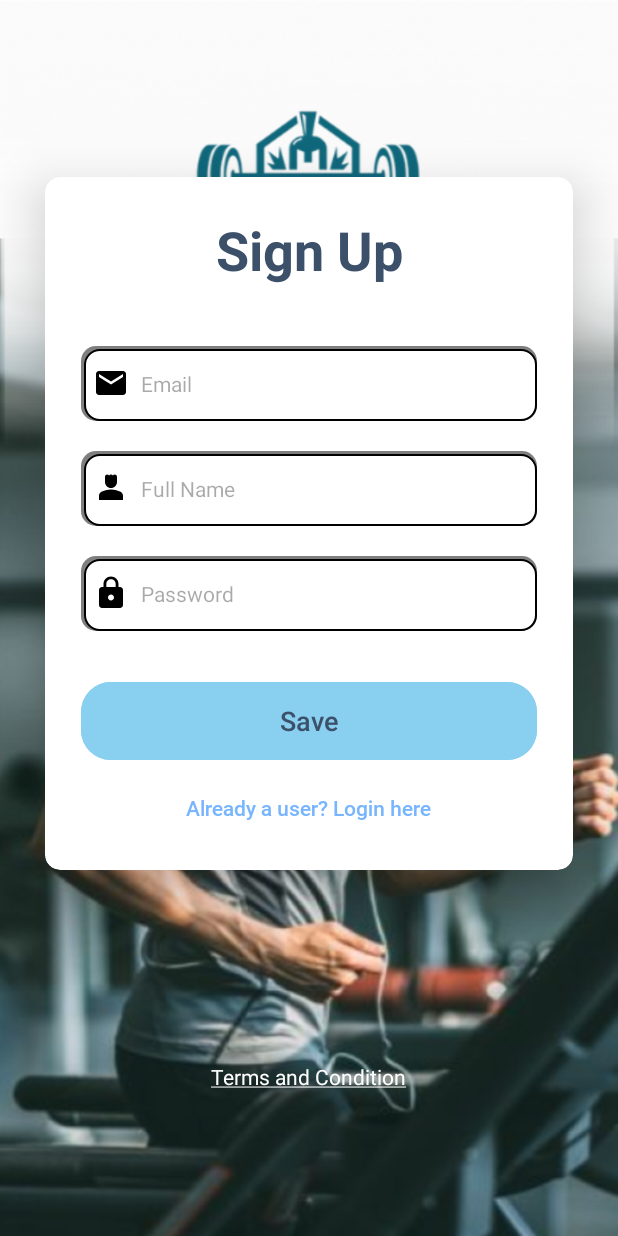
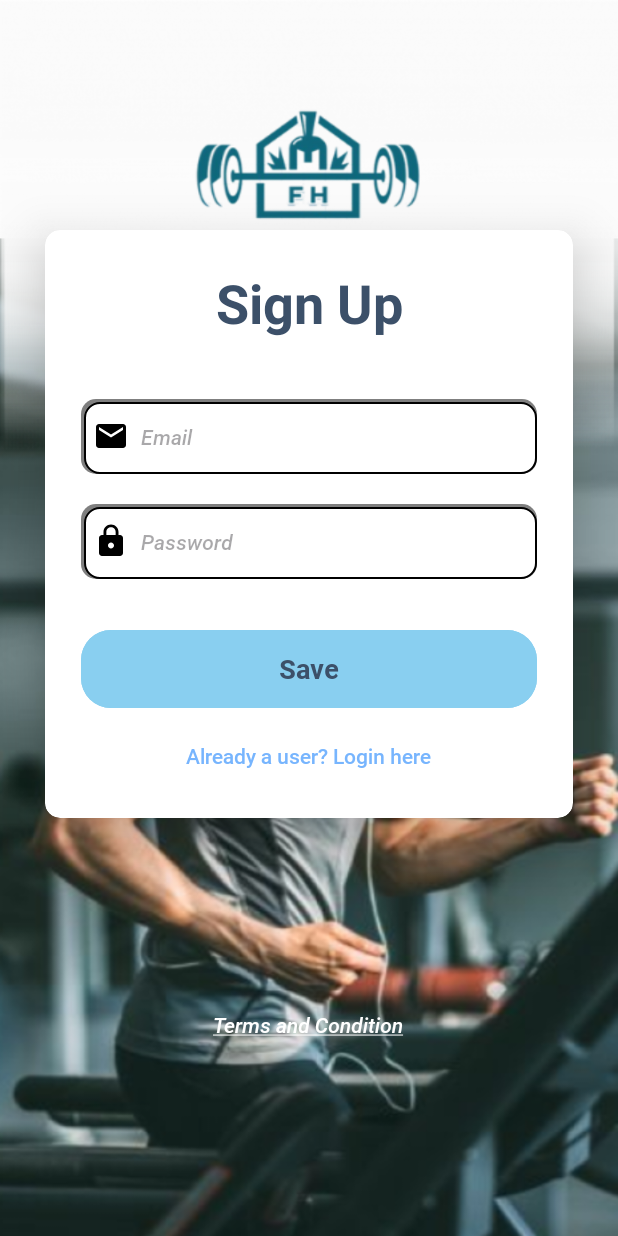
Before and after one commit to kimalfredmolina/FitHub-Set-Workout-Tracker, an Android app: the SignUpForm screen opened directly, with no data from a screen before it, on a phone screen of 412 x 824 dp. Run offline under Robolectric (Android 15) with nearby library versions, the phone set to English and light mode, and no system bars; our stand-ins replace Firebase (no records; nobody signed in at launch, a user with empty details on screens opened directly).

Commit message:
Added Family fonts back

```diff
--- a/app/src/main/res/layout/activity_sign_up_form.xml
+++ b/app/src/main/res/layout/activity_sign_up_form.xml
@@ -46,6 +46,7 @@
                 android:drawableLeft="@drawable/baseline_email_24"
                 android:drawablePadding="8dp"
                 android:hint="@string/email"
+                android:fontFamily="@font/mediumitalic"
                 android:inputType="textEmailAddress"
                 android:padding="8dp"
                 android:textColor="@color/black"
@@ -56,25 +57,12 @@
                 android:layout_width="match_parent"
                 android:layout_height="50dp"
                 android:textSize="14sp"
-                android:id="@+id/name"
-                android:background="@drawable/custom_login"
-                android:drawableLeft="@drawable/baseline_person_4_24"
-                android:drawablePadding="8dp"
-                android:hint="@string/name"
-                android:padding="8dp"
-                android:textColor="@color/black"
-                android:textColorHighlight="@color/cardview_dark_background"
-                android:layout_marginTop="20dp" />
-
-            <EditText
-                android:layout_width="match_parent"
-                android:layout_height="50dp"
-                android:textSize="14sp"
                 android:id="@+id/password"
                 android:background="@drawable/custom_login"
                 android:drawableLeft="@drawable/baseline_lock_24"
                 android:drawablePadding="8dp"
                 android:hint="@string/pass"
+                android:fontFamily="@font/mediumitalic"
                 android:padding="8dp"
                 android:inputType="textPassword"
                 android:textColor="@color/black"
@@ -86,6 +74,7 @@
                 android:layout_height="60dp"
                 android:id="@+id/loginButton"
                 android:text="@string/save"
+                android:fontFamily="@font/bold"
                 android:textSize="18sp"
                 android:layout_marginTop="30dp"
                 android:textColor="@color/dark_blue"
@@ -113,6 +102,7 @@
         android:layout_height="wrap_content"
         android:padding="8dp"
         android:text="@string/terms"
+        android:fontFamily="@font/mediumitalic"
         android:textSize="14sp"
         android:textAlignment="center"
         android:id="@+id/terms"
--- a/app/src/main/res/values/strings.xml
+++ b/app/src/main/res/values/strings.xml
@@ -38,7 +38,6 @@
     <string name="terms"><u>Terms and Condition</u></string>
     <string name="email">Email</string>
     <string name="pass">Password</string>
-    <string name="name">Full Name</string>
     <string name="continues">Or Sign in with</string>
     <string name="google_auth">Sign in with Google</string>
     <string name="fb_auth">Sign in with Google</string>
```
Also changed, not shown: app/src/main/res/layout/activity_login_form.xml (+8 -1 lines).
